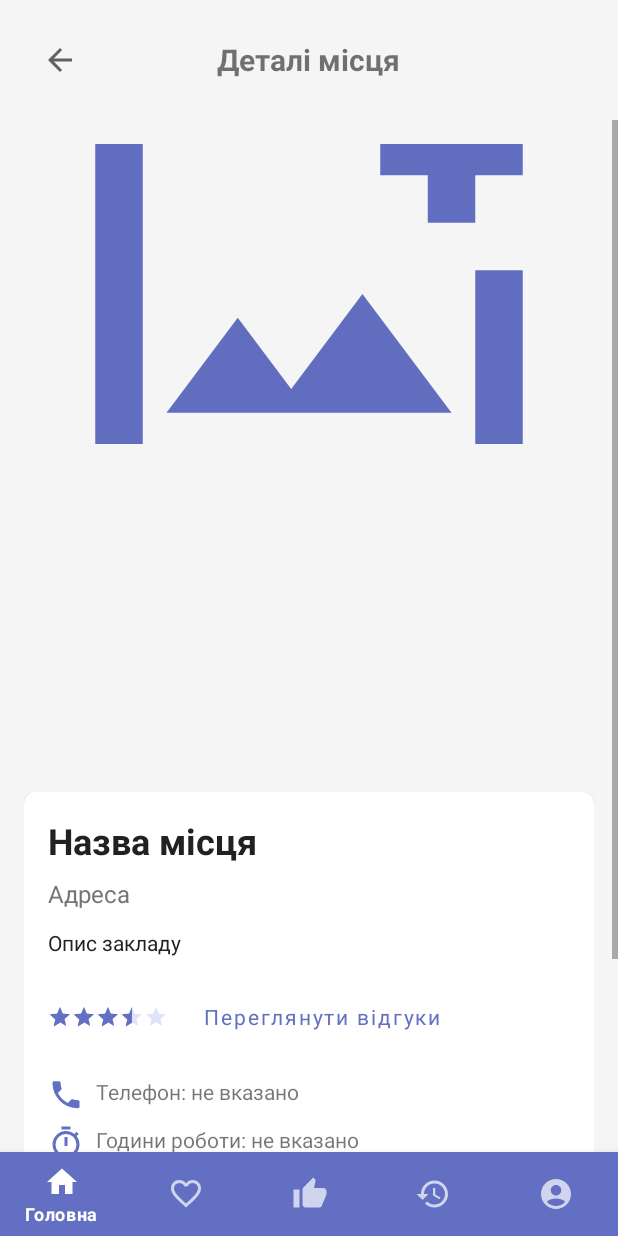
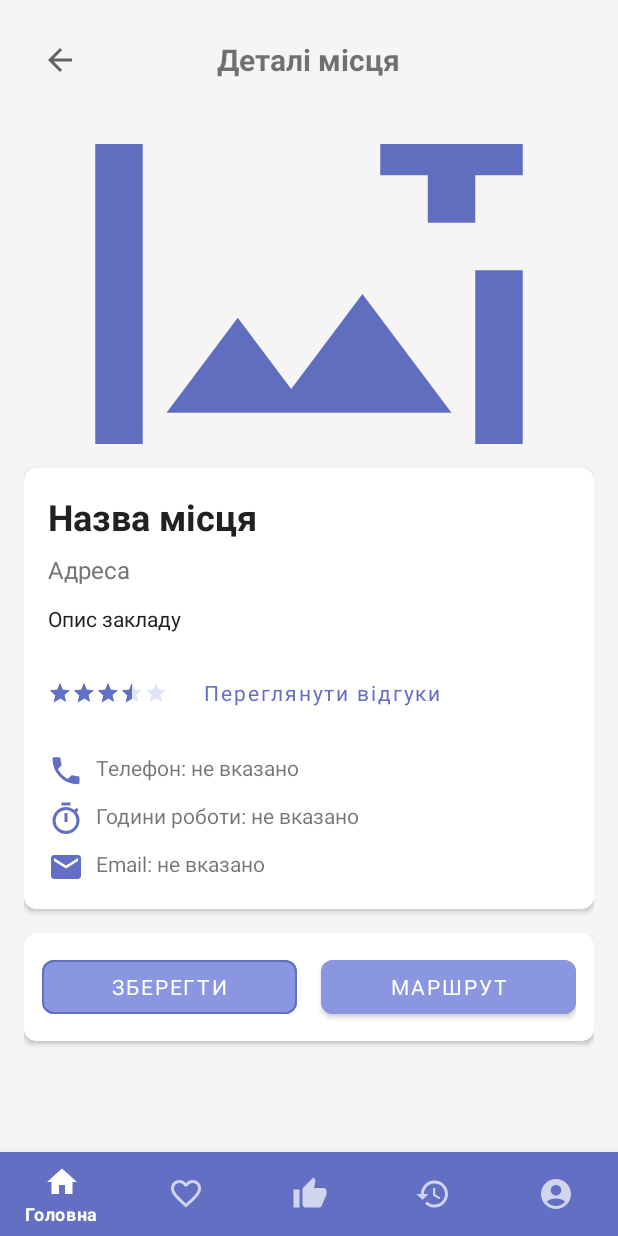
Before and after one commit to Dodikuser/TeamProject, an Android app: the PlaceDetailsActivity screen opened directly, with no data from a screen before it, on a phone screen of 412 x 824 dp. Run offline under Robolectric (Android 15) with nearby library versions, the phone set to English and light mode, and no system bars; our stand-ins replace CircleImageView; pictures from the network do not load; 1 statement that could not run was skipped.

Commit message:
ультрамегасупердупер ласт фикс

```diff
--- a/android/Maps3/app/src/main/AndroidManifest.xml
+++ b/android/Maps3/app/src/main/AndroidManifest.xml
@@ -1,6 +1,7 @@
 <?xml version="1.0" encoding="utf-8"?>
 <manifest xmlns:android="http://schemas.android.com/apk/res/android"
-    xmlns:tools="http://schemas.android.com/tools">
+    xmlns:tools="http://schemas.android.com/tools"
+    package="com.example.maps1">
 
     <uses-permission android:name="android.permission.INTERNET"/>
     <uses-permission android:name="android.permission.INTERNET" />
--- a/android/Maps3/app/src/main/java/com/example/maps1/account/AccountFragment.java
+++ b/android/Maps3/app/src/main/java/com/example/maps1/account/AccountFragment.java
@@ -63,7 +63,7 @@ public class AccountFragment extends Fragment {
 
         // Google Sign-In options
         GoogleSignInOptions gso = new GoogleSignInOptions.Builder(GoogleSignInOptions.DEFAULT_SIGN_IN)
-                .requestIdToken("1079685505640-7jii1hsjj5h517kfhsqg06rpgqtrse2d.apps.googleusercontent.com")
+                .requestIdToken("490175044695-s76a9li865at8sbst7is44p5bgl7taqe.apps.googleusercontent.com")
                 .requestEmail()
                 .build();
         mGoogleSignInClient = GoogleSignIn.getClient(requireActivity(), gso);
@@ -134,7 +134,7 @@ public class AccountFragment extends Fragment {
                 Toast.makeText(getContext(), "Google ID Token is null", Toast.LENGTH_SHORT).show();
             }
         } catch (ApiException e) {
-            Toast.makeText(getContext(), "Google sign in failed: " + e.getMessage(), Toast.LENGTH_SHORT).show();
+            Toast.makeText(getContext(), "Ваш аккаунт не підходить" , Toast.LENGTH_SHORT).show();
         }
     }
 
--- a/android/Maps3/app/src/main/res/layout/activity_place_details.xml
+++ b/android/Maps3/app/src/main/res/layout/activity_place_details.xml
@@ -54,19 +54,7 @@
                 android:scaleType="centerCrop"
                 android:src="@drawable/ic_placeholder" />
 
-            <!-- Photo Gallery -->
-            <HorizontalScrollView
-                android:layout_width="match_parent"
-                android:layout_height="200dp"
-                android:layout_marginBottom="16dp">
 
-                <LinearLayout
-                    android:id="@+id/photos_container"
-                    android:layout_width="wrap_content"
-                    android:layout_height="match_parent"
-                    android:orientation="horizontal"
-                    android:padding="4dp" />
-            </HorizontalScrollView>
 
             <!-- Place Info Card from second file -->
             <androidx.cardview.widget.CardView
```
Also changed, not shown: android/Maps3/app/src/main/java/com/example/maps1/PlaceDetailsActivity.java (+47 -20 lines).
